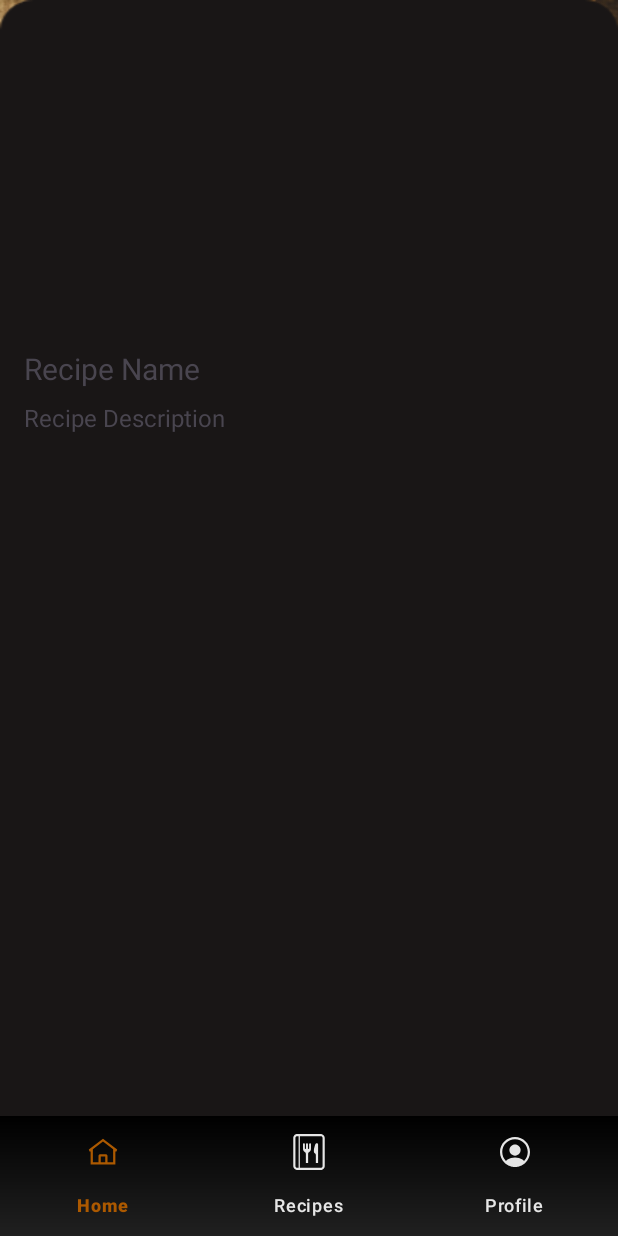
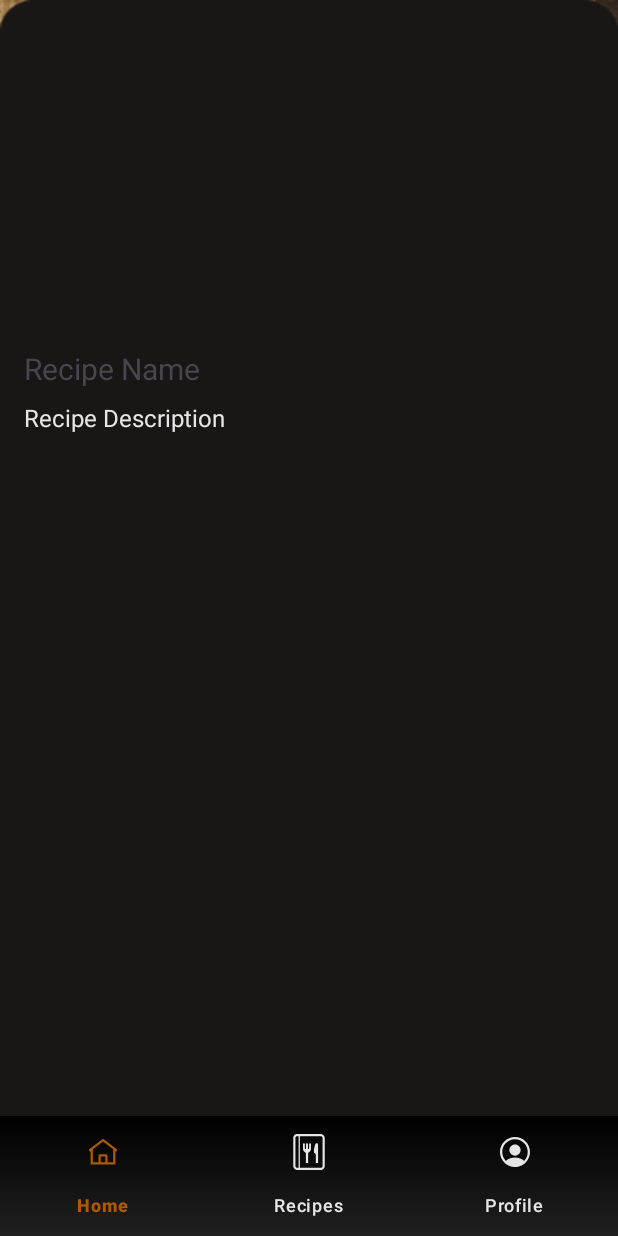
Before and after one commit to tamasvencel/Android-2024, an Android app: the RecipeDetailFragment screen opened through its navigation route, on a phone screen of 412 x 824 dp. Run offline under Robolectric (Android 15) with nearby library versions, the phone set to English and light mode, and no system bars; our stand-ins replace navigation-ui.

Commit message:
android lab4 finished

```diff
--- a/android-project/app/src/main/res/layout/fragment_recipe_detail.xml
+++ b/android-project/app/src/main/res/layout/fragment_recipe_detail.xml
@@ -21,7 +21,9 @@
         android:layout_width="match_parent"
         android:layout_height="200dp"
         android:scaleType="centerCrop"
-        android:contentDescription="@string/recipe_image" />
+        android:contentDescription="@string/recipe_image"
+        android:textColor="@color/better_white"
+        />
 
     <TextView
         android:id="@+id/recipeNameTextView"
@@ -37,5 +39,7 @@
         android:layout_height="wrap_content"
         android:textSize="16sp"
         android:paddingTop="8dp"
-        android:text="@string/recipe_description" />
+        android:text="@string/recipe_description"
+        android:textColor="@color/better_white"
+        />
 </LinearLayout>
```
